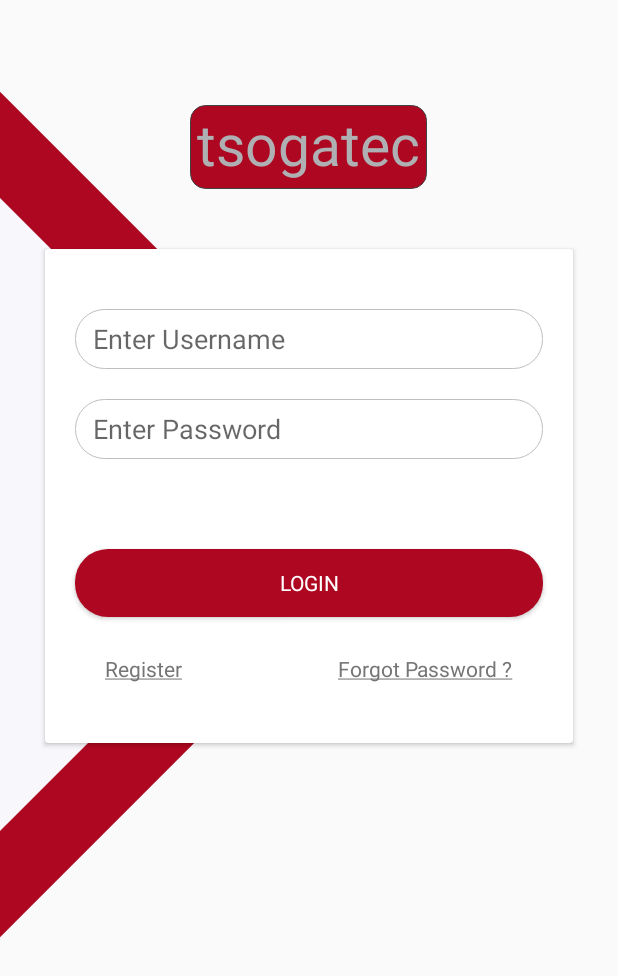
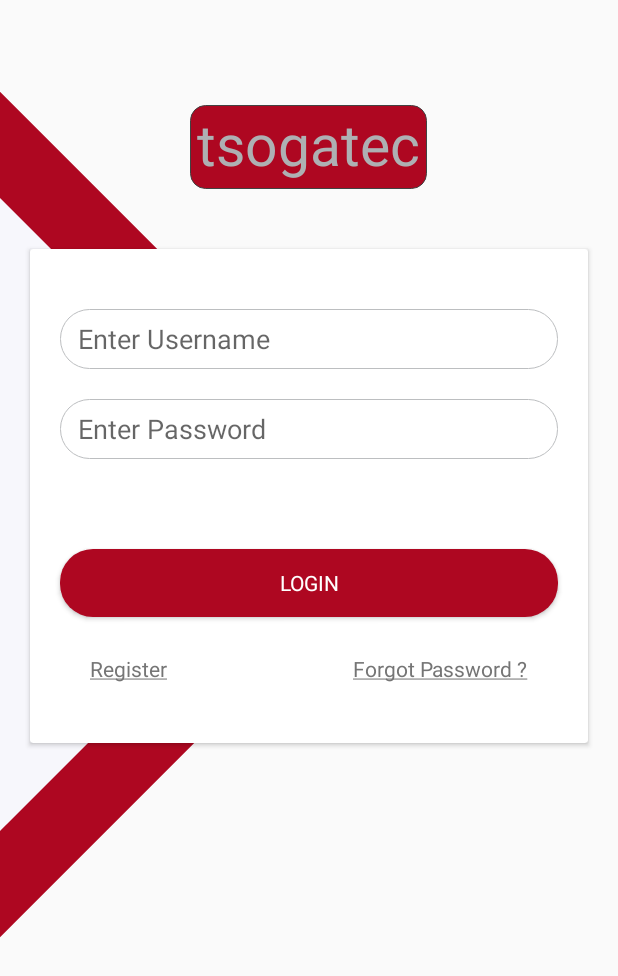
Before and after one commit to rakoi/tsogatec, an Android app: the screen it shows after launch (LoginActivity), on a phone screen of 412 x 824 dp. Shown: the top 976 px of the screen. Run offline under Robolectric (Android 15) with nearby library versions, the phone set to English and light mode, and no system bars; Roboto replaces fonts that are not available here.

Commit message:
after ui updates

```diff
--- a/app/src/main/java/www/digitalmould/ke/co/tsogatec/Adapters/SoldTokensAdapter.java
+++ b/app/src/main/java/www/digitalmould/ke/co/tsogatec/Adapters/SoldTokensAdapter.java
@@ -41,7 +41,7 @@ public class SoldTokensAdapter extends RecyclerView.Adapter<SoldTokensAdapter.Vi
         tokenList.add(new Token("196012","810","12/12/2010"));
         tokenList.add(new Token("196012","1800","12/12/2010"));
         width= LinearLayout.LayoutParams.MATCH_PARENT;
-        height= LinearLayout.LayoutParams.WRAP_CONTENT;
+        height= LinearLayout.LayoutParams.MATCH_PARENT;
         this.context=context;
 
     }
--- a/app/src/main/java/www/digitalmould/ke/co/tsogatec/MainActivity.java
+++ b/app/src/main/java/www/digitalmould/ke/co/tsogatec/MainActivity.java
@@ -20,7 +20,7 @@ public class MainActivity extends AppCompatActivity {
         super.onCreate(savedInstanceState);
         setContentView(R.layout.activity_main);
         toolbar=findViewById(R.id.mainToolbar);
-        toolbar.setTitle("tsogatec");
+        toolbar.setTitle("Tsogatec");
         setSupportActionBar(toolbar);
 
         topUpPane=findViewById(R.id.topUpPanel);
--- a/app/src/main/res/layout/activity_login.xml
+++ b/app/src/main/res/layout/activity_login.xml
@@ -26,9 +26,9 @@
         android:layout_height="wrap_content"
         android:background="@android:drawable/dialog_holo_light_frame"
         android:orientation="vertical"
-        android:layout_marginLeft="30dp"
+        android:layout_marginLeft="20dp"
         android:layout_gravity="center_vertical"
-        android:layout_marginRight="30dp"
+        android:layout_marginRight="20dp"
         android:layout_marginTop="40dp"
         android:elevation="10dp"
 
--- a/app/src/main/res/layout/top_up_success.xml
+++ b/app/src/main/res/layout/top_up_success.xml
@@ -10,7 +10,7 @@
     <ImageView
         android:layout_width="wrap_content"
         android:layout_height="wrap_content"
-        android:src="@mipmap/successicon_round"
+        android:src="@mipmap/successicons_round"
         android:background="@color/successbackground"
         android:layout_gravity="center"
         android:layout_marginTop="100dp"
```
Also changed, not shown: 1 other file.
